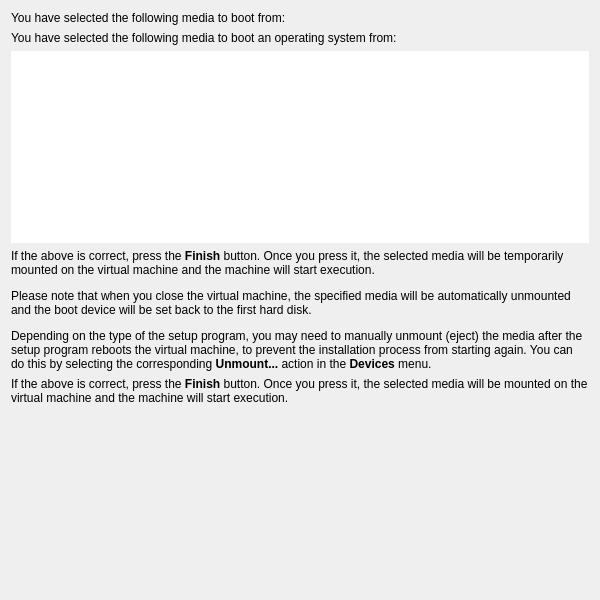
jljuxgm/vboxgit, file vbox/src/VBox/Frontends/VirtualBox/src/wizards/firstrun/UIFirstRunWzdPage3.ui: the form before one commit.
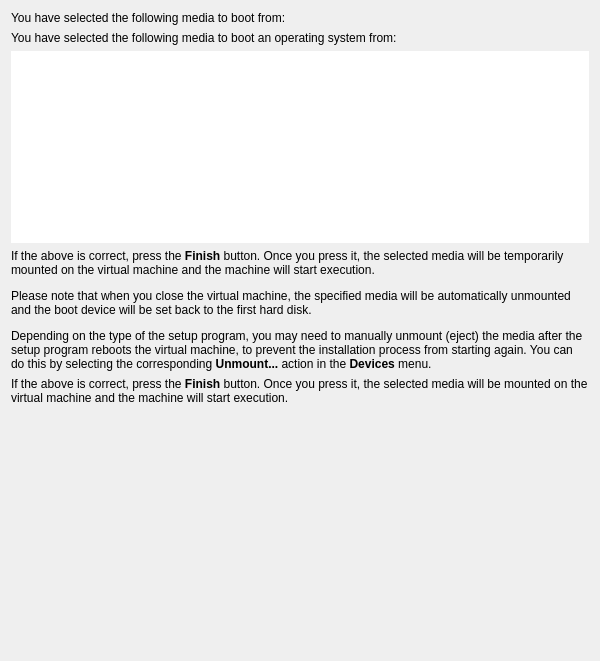
The form after the commit. Custom widgets are drawn as their Qt base class.

```diff
--- a/vbox/src/VBox/Frontends/VirtualBox/src/wizards/firstrun/UIFirstRunWzdPage3.ui
+++ b/vbox/src/VBox/Frontends/VirtualBox/src/wizards/firstrun/UIFirstRunWzdPage3.ui
@@ -20,7 +20,7 @@
     <x>0</x>
     <y>0</y>
     <width>600</width>
-    <height>600</height>
+    <height>661</height>
    </rect>
   </property>
   <property name="sizePolicy">
@@ -97,10 +97,13 @@
    </item>
    <item>
     <spacer name="m_pSpacer1">
+     <property name="orientation">
+      <enum>Qt::Vertical</enum>
+     </property>
      <property name="sizeHint" stdset="0">
       <size>
        <width>0</width>
-       <height>117</height>
+       <height>0</height>
       </size>
      </property>
     </spacer>
```
Left out of the diff: 6 changed lines with no effect on the pictures.
